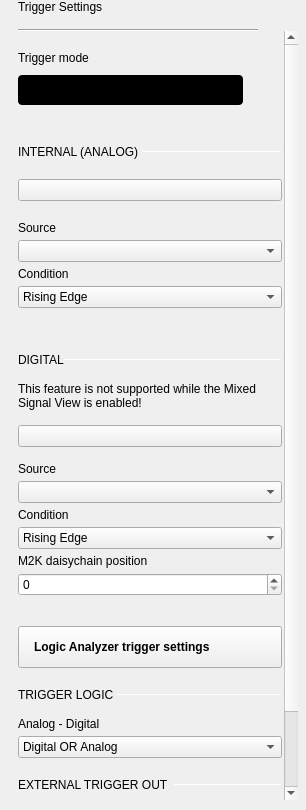
Old version of the form ui/trigger_settings.ui in the repository analogdevicesinc/scopy.
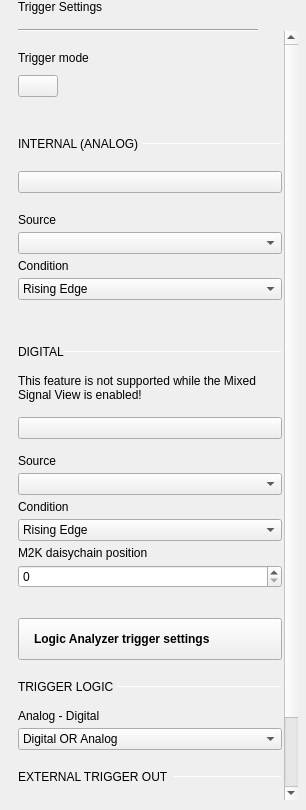
New version of the form. Custom widgets are drawn as their Qt base class.

Commit message: bug fix: Custom big switch button looks bad and some buttons don't have animations

```diff
--- a/ui/trigger_settings.ui
+++ b/ui/trigger_settings.ui
@@ -159,70 +159,6 @@
            </property>
            <item>
             <widget class="adiscope::CustomSwitch" name="btnTrigger">
-             <property name="styleSheet">
-              <string notr="true">QPushButton {
-min-height: 30px;
-max-height: 30px;
-min-width: 225px;
-max-width: 225px;
-background-color: black;
-border-radius: 4px;
-}
-
-QPushButton:disabled {
-background-color: qlineargradient(spread:pad, x1:0.5, y1:0, x2:0.501, y2:0, stop:0 #727273, stop:1 #141416);
-}
-
-QWidget#handle {
-min-height: 30px;
-max-height: 30px;
-min-width: 115px;
-max-width: 115px;
-background-color: #4a64ff;
-border-radius: 2px;
-}
-
-QWidget#handle:disabled {
-background-color: #aaaaaa;
-}
-
-QLabel {
-margin-top: 6px;
-background-color: transparent;
-line-height: 19px;
-}
-
-QLabel#on {
-margin-top: 0px;
-min-height:30px;
-max-height:30px;
-min-width:112px;
-max-width:112px;
-qproperty-alignment: AlignCenter AlignCenter;
-margin-left: 0px;
-color: white;
-}
-
-QLabel#on:disabled {
-color: rgba(255,255,255,102);
-}
-
-QLabel#off {
-margin-top: 0px;
-min-height:30px;
-max-height:30px;
-min-width:113px;
-max-width:113px;
-margin-left: 112px;
-color: white;
-qproperty-alignment: AlignCenter AlignCenter;
-}
-
-QLabel#off:disabled {
-color: rgba(255,255,255,51);
-}
-</string>
-             </property>
              <property name="text">
               <string/>
              </property>
```
Left out of the diff: 8 changed lines with no effect on the pictures. The commit also changes 14 other files.
